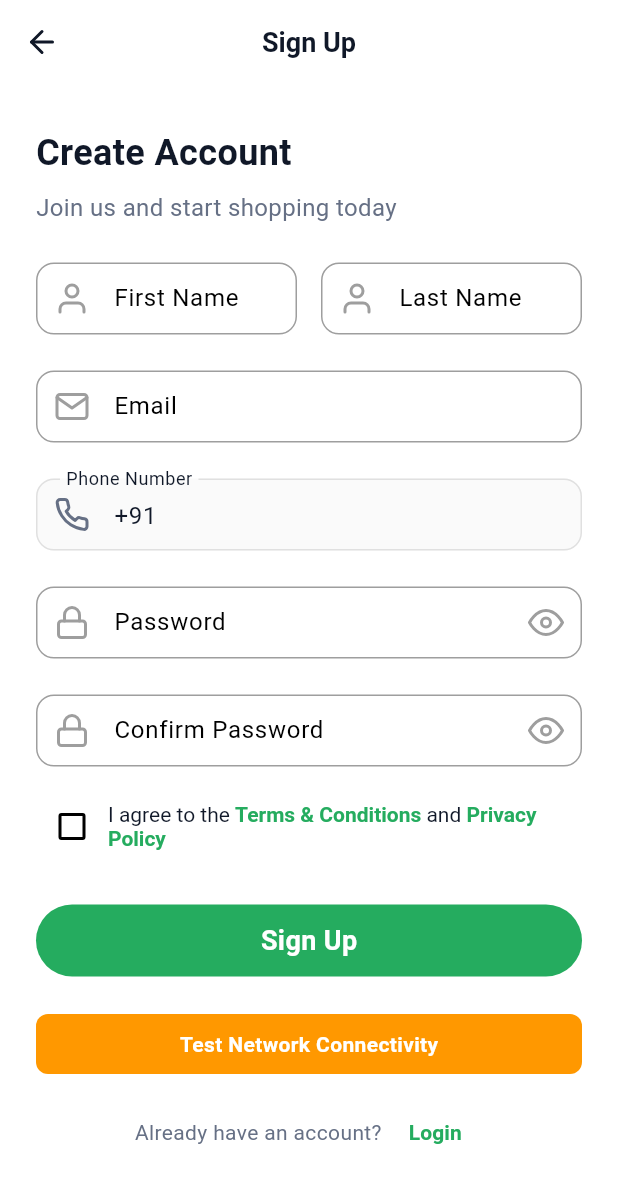
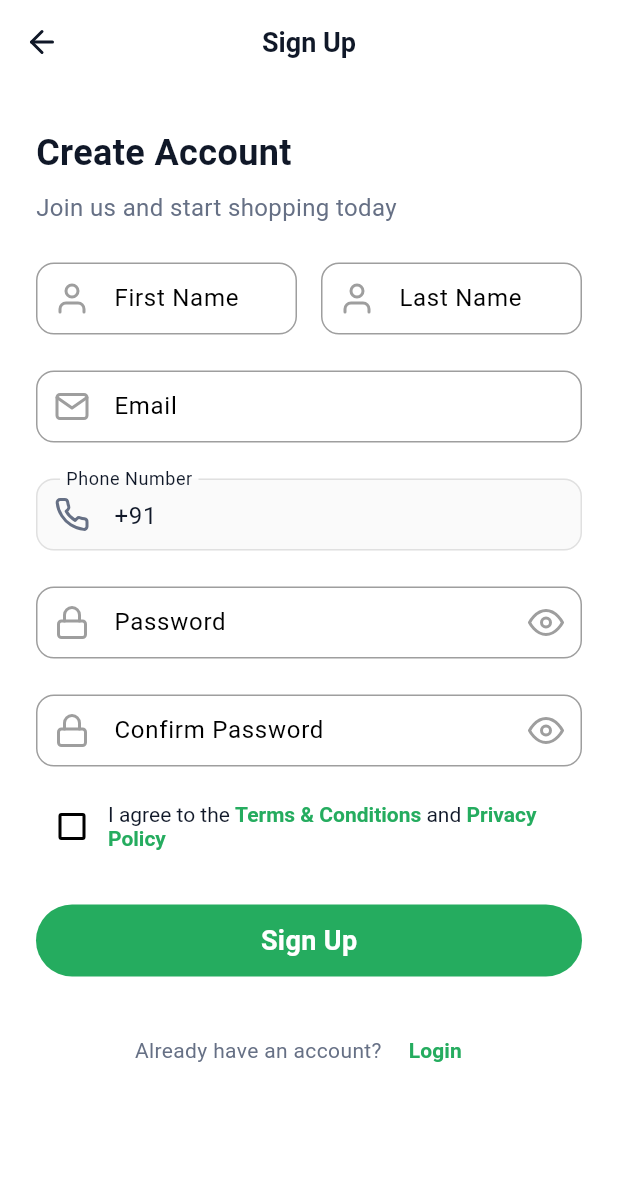
Before and after one commit to Redhorse7422/rikhh-app, a Flutter app: the SignupScreen screen opened by its route, on a phone screen of 412 x 824 dp. Shown: the top 1183 px of the screen. Run offline on Flutter 3.47's test engine with Material 3 defaults, Android fonts, the phone set to English and light mode, and no system bars; our stand-ins replace bloc, cached_network_image, dio, equatable, flutter_bloc, flutter_cache_manager and 7 more; accounts and stored records are empty; generated files the repository leaves out were written again; Roboto replaces fonts that are missing (SF Pro Text).

Commit message:
Remove test network button

```diff
--- a/lib/features/auth/screens/signup_screen.dart
+++ b/lib/features/auth/screens/signup_screen.dart
@@ -66,7 +66,9 @@ class _SignupScreenState extends State<SignupScreen> {
               Text('Internet: ${results['internet_connectivity'] ? '✅' : '❌'}'),
               Text('DNS Resolution: ${results['dns_resolution'] ? '✅' : '❌'}'),
               Text('Server IP: ${results['server_ip']}'),
-              Text('Server Reachable: ${results['server_reachable'] ? '✅' : '❌'}'),
+              Text(
+                'Server Reachable: ${results['server_reachable'] ? '✅' : '❌'}',
+              ),
               Text('API Endpoint: ${results['api_endpoint'] ? '✅' : '❌'}'),
               const SizedBox(height: 10),
               Text('Base URL: ${results['base_url']}'),
@@ -517,38 +519,38 @@ class _SignupScreenState extends State<SignupScreen> {
                     ),
                   ),
 
-                   const SizedBox(height: 25),
+                  const SizedBox(height: 25),
 
-                   // Network Test Button (Temporary for debugging)
-                   Container(
-                     width: double.infinity,
-                     height: 40,
-                     decoration: BoxDecoration(
-                       color: Colors.orange,
-                       borderRadius: BorderRadius.circular(8),
-                     ),
-                     child: Material(
-                       color: Colors.transparent,
-                       child: InkWell(
-                         onTap: _testNetworkConnectivity,
-                         borderRadius: BorderRadius.circular(8),
-                         child: const Center(
-                           child: Text(
-                             'Test Network Connectivity',
-                             style: TextStyle(
-                               fontSize: 14,
-                               fontWeight: FontWeight.w600,
-                               color: Colors.white,
-                             ),
-                           ),
-                         ),
-                       ),
-                     ),
-                   ),
+                  // Network Test Button (Temporary for debugging)
+                  //  Container(
+                  //    width: double.infinity,
+                  //    height: 40,
+                  //    decoration: BoxDecoration(
+                  //      color: Colors.orange,
+                  //      borderRadius: BorderRadius.circular(8),
+                  //    ),
+                  //    child: Material(
+                  //      color: Colors.transparent,
+                  //      child: InkWell(
+                  //        onTap: _testNetworkConnectivity,
+                  //        borderRadius: BorderRadius.circular(8),
+                  //        child: const Center(
+                  //          child: Text(
+                  //            'Test Network Connectivity',
+                  //            style: TextStyle(
+                  //              fontSize: 14,
+                  //              fontWeight: FontWeight.w600,
+                  //              color: Colors.white,
+                  //            ),
+                  //          ),
+                  //        ),
+                  //      ),
+                  //    ),
+                  //  ),
 
-                   const SizedBox(height: 15),
+                  //  const SizedBox(height: 15),
 
-                   // Already have account
+                  // Already have account
                   Center(
                     child: Row(
                       mainAxisAlignment: MainAxisAlignment.center,
```
